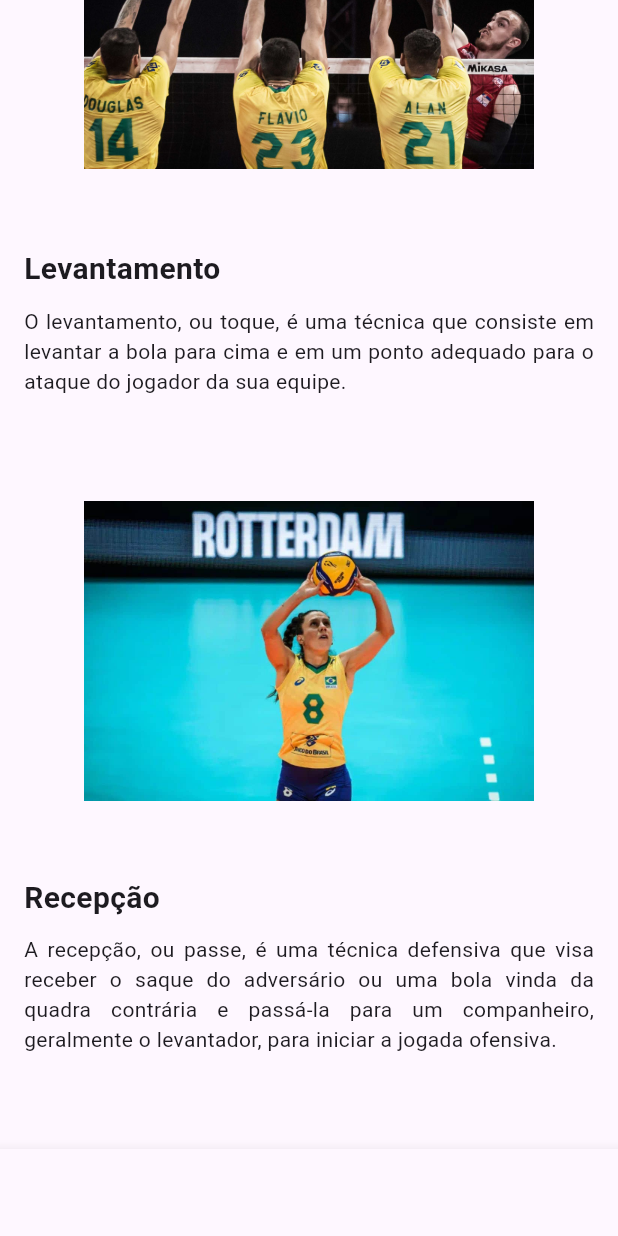
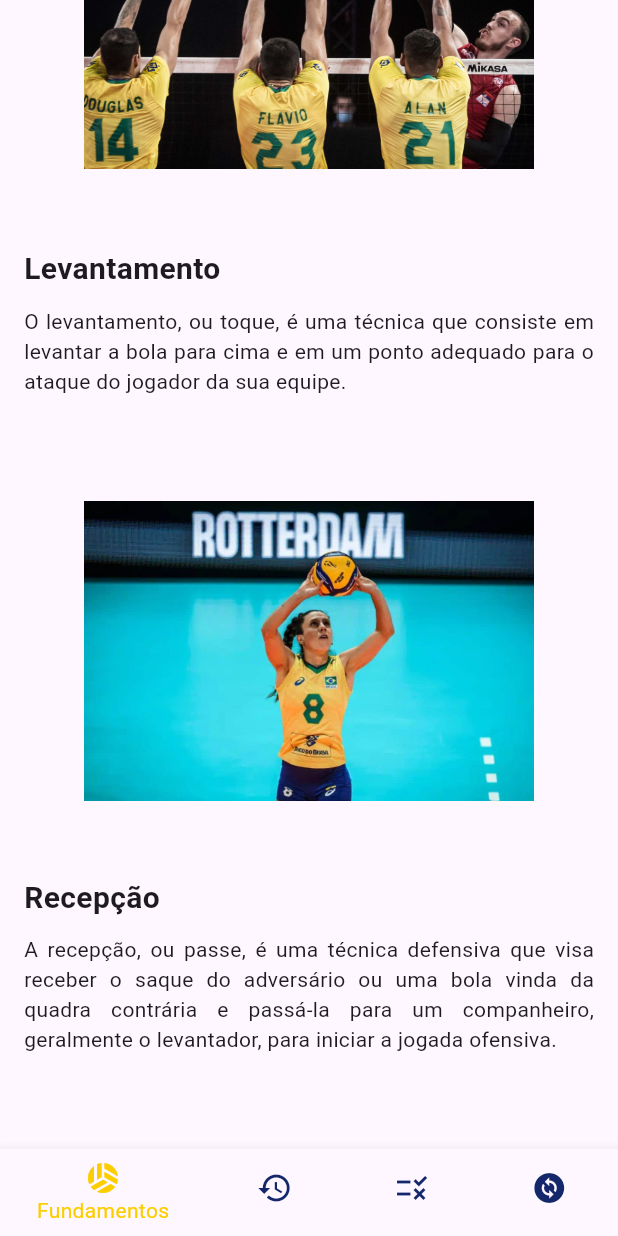
Before and after one commit to JayOta/Volleyball-Center-Mobile, a Flutter app: the Fundamentos screen opened directly, scrolled down 1152 dp, on a phone screen of 412 x 824 dp. Run offline on Flutter 3.47's test engine with Material 3 defaults, Android fonts, the light colour scheme and no system bars; our stand-ins replace carousel_slider, firebase_auth, firebase_core, google_sign_in; accounts and stored records are empty.

Commit message:
Update: "fundamentos.dart", "navbar.dart", "login.dart"

```diff
--- a/lib/fundamentos.dart
+++ b/lib/fundamentos.dart
@@ -27,7 +27,7 @@
         return Historia(); // Certifique-se que Historia é um Widget pronto
       case 2:
         return Regras(); // Certifique-se que Regras é um Widget pronto
-        case 3:
+      case 3:
         return Rodizios();
       default:
         return Container();
@@ -41,6 +41,9 @@
       bottomNavigationBar: BottomNavigationBar(
         currentIndex: _selectedIndex,
         onTap: _onItemTapped,
+        selectedItemColor: Color(0xFFFFCCE00),
+        unselectedItemColor: Color(0xFF14276B),
+        unselectedLabelStyle: TextStyle(color: Color(0xFF14276B)),
         items: const [
           BottomNavigationBarItem(
             icon: Icon(Icons.sports_volleyball),
@@ -54,8 +57,8 @@
             icon: Icon(Icons.rule),
             label: 'Regras',
           ),
-            BottomNavigationBarItem(
-            icon: Icon(Icons.rule),
+          BottomNavigationBarItem(
+            icon: Icon(Icons.change_circle),
             label: 'Rodizios',
           ),
         ],
--- a/lib/navbar.dart
+++ b/lib/navbar.dart
@@ -18,6 +18,10 @@
               width: 100,
               height: 80,
               child: TextButton(
+                style: ButtonStyle(
+                  splashFactory: NoSplash.splashFactory,
+                  overlayColor: MaterialStateProperty.all(Colors.transparent),
+                ),
                 onPressed: () {
                   Navigator.of(context)
                       .push(MaterialPageRoute(builder: (context) => MyApp()));
```
Also changed, not shown: lib/login.dart (+4 -3 lines), pubspec.lock.
